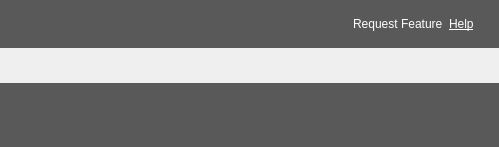
Above: resources/ui/album_screen.ui from Iconoclasteinc/tgit before the change. Below: the same form after it.
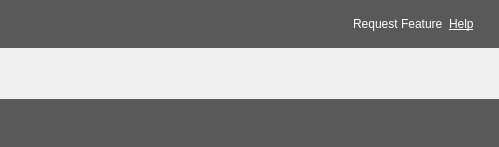
That is the form after the change. Icons and pictures are not drawn.

```diff
--- a/resources/ui/album_screen.ui
+++ b/resources/ui/album_screen.ui
@@ -7,12 +7,12 @@
     <x>0</x>
     <y>0</y>
     <width>499</width>
-    <height>127</height>
+    <height>147</height>
    </rect>
   </property>
   <property name="styleSheet">
    <string notr="true">QStackedWidget {
-	margin: 0 15px 15px 15px;
+	margin: 5 15px 5px 15px;
 }
 
 #navigation {
@@ -20,7 +20,7 @@
 }
 
 #controls {
-    min-height: 64px;
+    min-height: 48px;
 }
 
 #controls, #navigation {
@@ -51,11 +51,11 @@
     border-radius: 5px;
     background-color: #F25C0A;
     font-size: 15px;
-    min-width: 150px;
+    min-width: 100px;
     min-height: 15px;
     font-weight: bold;
     color: white;
-    padding: 13px 13px 10px 13px;
+    padding: 8px 8px 5px 8px;
 }
 
 #save:disabled {
@@ -94,7 +94,7 @@
   </property>
   <layout class="QVBoxLayout" name="verticalLayout">
    <property name="spacing">
-    <number>10</number>
+    <number>0</number>
    </property>
    <property name="leftMargin">
     <number>0</number>
```
Left out of the diff: 15 changed lines with no effect on the pictures.
